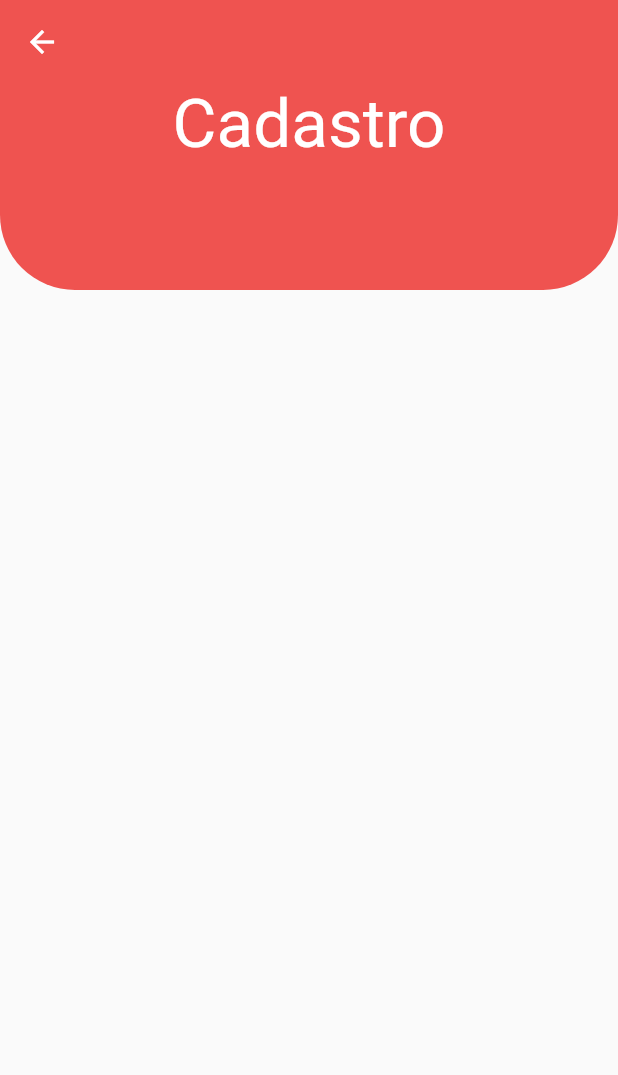
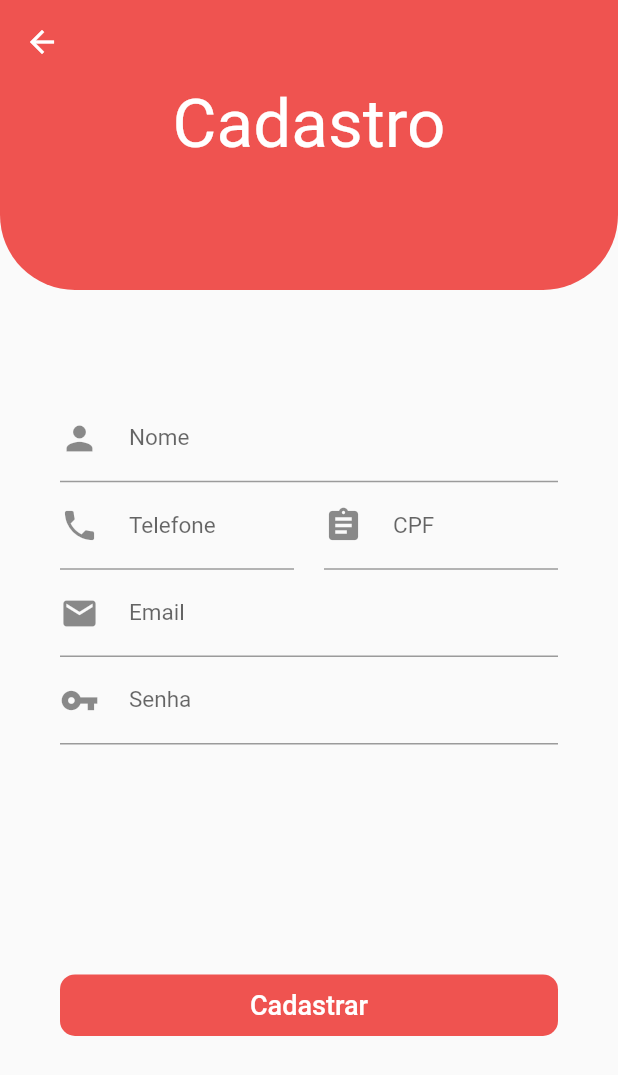
Before and after one commit to 4Ever-Bits/SOS-Brasil, a Flutter app: the screen it shows after launch, after a tap on "Cadastrar", on a phone screen of 412 x 824 dp. Shown: the top 1075 px of the screen. Run offline on Flutter 3.47's test engine with Material 2 defaults, Android fonts, the phone set to English and light mode, and no system bars.

Commit message:
Signup Page

```diff
--- a/mobile/lib/main.dart
+++ b/mobile/lib/main.dart
@@ -67,7 +67,7 @@ class HomePage extends StatelessWidget {
                               borderRadius: BorderRadius.circular(10)),
                         ),
                         SizedBox(
-                          height: 5,
+                          height: 10,
                         ),
                         FlatButton(
                           onPressed: () {
--- a/mobile/lib/pages/signup_page.dart
+++ b/mobile/lib/pages/signup_page.dart
@@ -9,18 +9,134 @@ class SignupPage extends StatefulWidget {
 }
 
 class _SignupPageState extends State<SignupPage> {
+  final _formKey = GlobalKey<FormState>();
+
   @override
   Widget build(BuildContext context) {
     return Scaffold(
+        resizeToAvoidBottomInset: false,
         appBar: AppBar(
           elevation: 0,
         ),
         body: Container(
           child: Column(
+            mainAxisAlignment: MainAxisAlignment.spaceBetween,
+            crossAxisAlignment: CrossAxisAlignment.stretch,
             children: <Widget>[
               TopBox(
                 title: "Cadastro",
-              )
+              ),
+              Padding(
+                padding: const EdgeInsets.symmetric(horizontal: 40),
+                child: Form(
+                  key: _formKey,
+                  child: Column(
+                    children: <Widget>[
+                      TextFormField(
+                        decoration: InputDecoration(
+                          prefixIcon: Padding(
+                            padding: const EdgeInsets.only(right: 20),
+                            child: Icon(Icons.person, size: 26),
+                          ),
+                          prefixIconConstraints: BoxConstraints(
+                            minWidth: 32,
+                            minHeight: 32,
+                          ),
+                          labelText: "Nome",
+                          labelStyle: TextStyle(fontSize: 15),
+                        ),
+                      ),
+                      Row(
+                        children: <Widget>[
+                          Flexible(
+                            child: TextField(
+                              decoration: InputDecoration(
+                                prefixIcon: Padding(
+                                  padding: const EdgeInsets.only(right: 20),
+                                  child: Icon(Icons.phone, size: 26),
+                                ),
+                                prefixIconConstraints: BoxConstraints(
+                                  minWidth: 32,
+                                  minHeight: 32,
+                                ),
+                                labelText: "Telefone",
+                                labelStyle: TextStyle(fontSize: 15),
+                              ),
+                            ),
+                          ),
+                          SizedBox(width: 20),
+                          Flexible(
+                            child: TextField(
+                              decoration: InputDecoration(
+                                prefixIcon: Padding(
+                                  padding: const EdgeInsets.only(right: 20),
+                                  child: Icon(Icons.assignment, size: 26),
+                                ),
+                                prefixIconConstraints: BoxConstraints(
+                                  minWidth: 32,
+                                  minHeight: 32,
+                                ),
+                                labelText: "CPF",
+                                labelStyle: TextStyle(fontSize: 15),
+                              ),
+                            ),
+                          ),
+                        ],
+                      ),
+                      TextFormField(
+                        decoration: InputDecoration(
+                          prefixIcon: Padding(
+                            padding: const EdgeInsets.only(right: 20),
+                            child: Icon(Icons.email, size: 26),
+                          ),
+                          prefixIconConstraints: BoxConstraints(
+                            minWidth: 32,
+                            minHeight: 32,
+                          ),
+                          labelText: "Email",
+                          labelStyle: TextStyle(fontSize: 15),
+                        ),
+                      ),
+                      TextFormField(
+                        decoration: InputDecoration(
+                          prefixIcon: Padding(
+                            padding: const EdgeInsets.only(right: 20),
+                            child: Icon(Icons.vpn_key, size: 26),
+                          ),
+                          prefixIconConstraints: BoxConstraints(
+                            minWidth: 32,
+                            minHeight: 32,
+                          ),
+                          labelText: "Senha",
+                          labelStyle: TextStyle(fontSize: 15),
+                        ),
+                      ),
+                    ],
+                  ),
+                ),
+              ),
+              SizedBox(height: 10),
+              Padding(
+                padding: const EdgeInsets.symmetric(horizontal: 40),
+                child: FlatButton(
+                  onPressed: () {},
+                  child: Padding(
+                    padding: const EdgeInsets.all(10.0),
+                    child: Text(
+                      "Cadastrar",
+                      style: TextStyle(
+                        color: Colors.white,
+                        fontSize: 18,
+                      ),
+                    ),
+                  ),
+                  color: Theme.of(context).primaryColor,
+                  shape: RoundedRectangleBorder(
+                    borderRadius: BorderRadius.circular(10),
+                  ),
+                ),
+              ),
+              SizedBox(height: 60)
             ],
           ),
         ));
```
Also changed, not shown: mobile/pubspec.yaml (+2 -8 lines).
